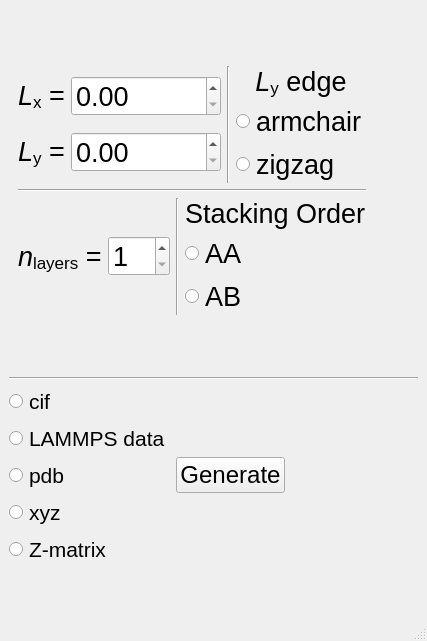
First picture: the form in sknano/nanogen_gui/nanogen.ui, repository scikit-nano/scikit-nano, before the edit.
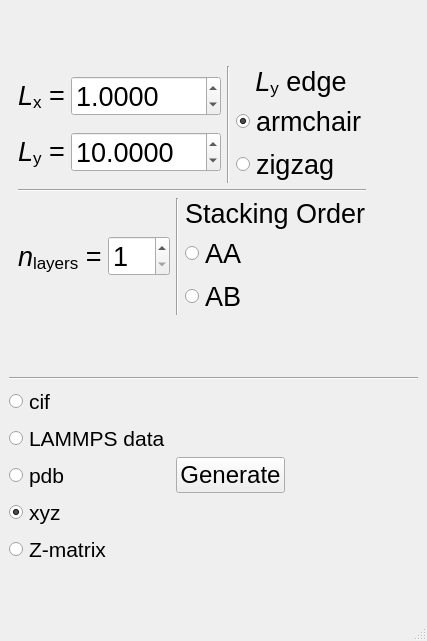
Second picture: the form after the edit. The open tabs and pages were chosen to show the change.

Commit message: updating nanogen.ui variable names

Diff of the .ui file:
```diff
--- a/sknano/nanogen_gui/nanogen.ui
+++ b/sknano/nanogen_gui/nanogen.ui
@@ -492,6 +492,12 @@
                           <pointsize>20</pointsize>
                          </font>
                         </property>
+                        <property name="decimals">
+                         <number>4</number>
+                        </property>
+                        <property name="value">
+                         <double>1.000000000000000</double>
+                        </property>
                        </widget>
                       </item>
                      </layout>
@@ -523,6 +529,12 @@
                           <pointsize>20</pointsize>
                          </font>
                         </property>
+                        <property name="decimals">
+                         <number>4</number>
+                        </property>
+                        <property name="value">
+                         <double>10.000000000000000</double>
+                        </property>
                        </widget>
                       </item>
                      </layout>
@@ -552,6 +564,9 @@
                     <property name="text">
                      <string>armchair</string>
                     </property>
+                    <property name="checked">
+                     <bool>true</bool>
+                    </property>
                     <attribute name="buttonGroup">
                      <string notr="true">edge_type_button_group</string>
                     </attribute>
@@ -779,6 +794,9 @@
                 <property name="text">
                  <string>xyz</string>
                 </property>
+                <property name="checked">
+                 <bool>true</bool>
+                </property>
                 <attribute name="buttonGroup">
                  <string notr="true">structure_format_button_group</string>
                 </attribute>
```
Left out of the diff: 93 changed lines with no effect on the pictures.
